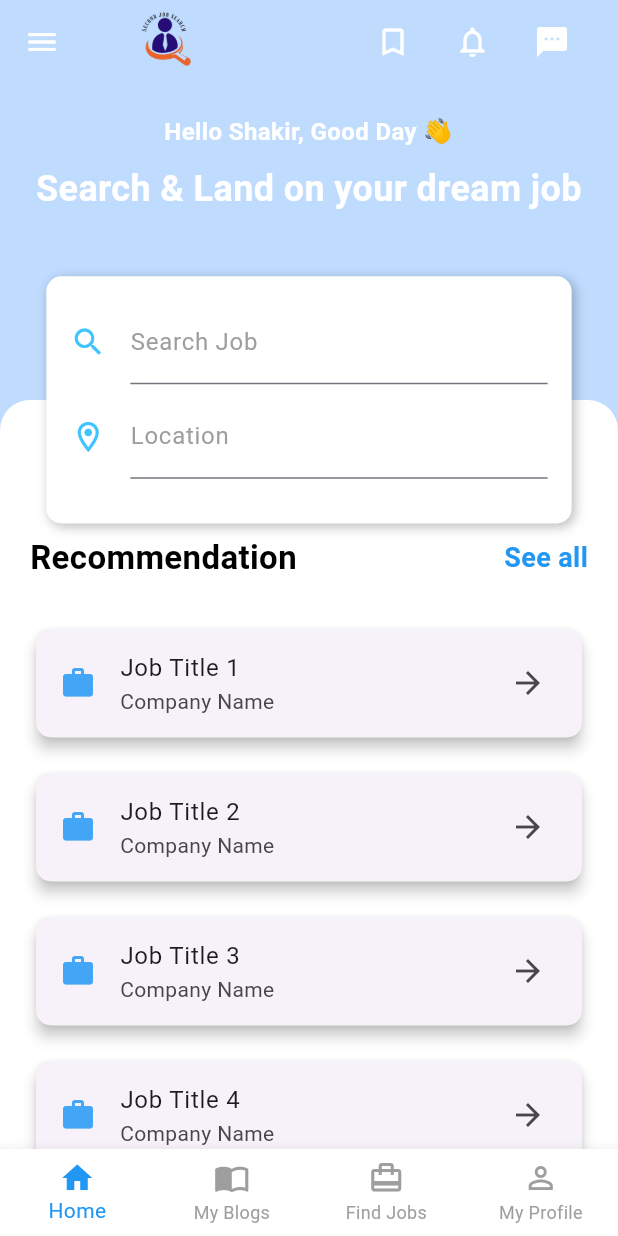
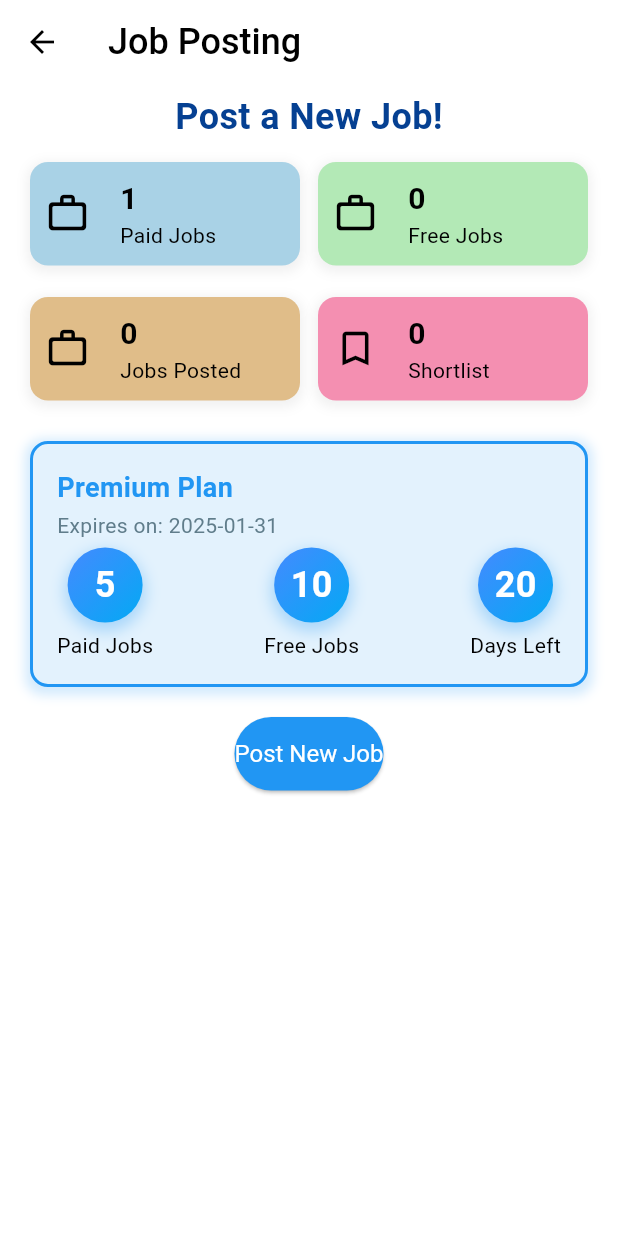
Before and after one commit to Praveen919/Second_Job_Search, a Flutter app: the screen it shows after launch, on a phone screen of 412 x 824 dp. Run offline on Flutter 3.47's test engine with Material 3 defaults, Android fonts, the phone set to English and light mode, and no system bars; our stand-ins replace fl_chart, flutter_spinkit, fluttertoast, font_awesome_flutter, image_picker; missing offline and left inert: flutter_document_picker; project files that could hold a hidden picture were left out.

Commit message:
employeer new job screen Update

```diff
--- a/lib/main.dart
+++ b/lib/main.dart
@@ -1,4 +1,5 @@
 import 'package:flutter/material.dart';
+import 'package:second_job_search/screens/Employee_Screens/post_new_job_screen.dart';
 import 'package:second_job_search/screens/splashscreen.dart';
 // import 'package:second_job_search/screens/login.dart';
 
@@ -17,7 +18,7 @@ class MyApp extends StatelessWidget {
       theme: ThemeData(
         primarySwatch: Colors.blue, // Sets the primary color of your app
       ),
-      home: const SplashScreen(), // Sets LoginScreen as the home screen
+      home: const EmplpoyeerNewJob(), // Sets LoginScreen as the home screen
     );
   }
 }
--- /dev/null
+++ b/lib/screens/Employee_Screens/post_new_job_screen.dart
@@ -0,0 +1,495 @@
+import 'package:flutter/material.dart';
+import 'package:fl_chart/fl_chart.dart';
+import 'package:second_job_search/screens/notifications_screen.dart';
+
+class EmplpoyeerNewJob extends StatelessWidget {
+  const EmplpoyeerNewJob({super.key});
+
+  // Reusable Container Widget for Job Info
+  Widget _buildInfoContainer({
+    required IconData icon,
+    required String count,
+    required String label,
+    required Color iconColor,
+    required double containerWidth,
+    required Color backgroundColor,
+  }) {
+    return Container(
+      width: containerWidth,
+      margin: const EdgeInsets.symmetric(vertical: 8),
+      padding: const EdgeInsets.symmetric(vertical: 10, horizontal: 10),
+      decoration: BoxDecoration(
+        color: backgroundColor,
+        borderRadius: BorderRadius.circular(12),
+        boxShadow: [
+          BoxShadow(
+            color: Colors.grey.withOpacity(0.15),
+            spreadRadius: 2,
+            blurRadius: 6,
+            offset: const Offset(0, 2),
+          ),
+        ],
+      ),
+      child: Row(
+        mainAxisAlignment: MainAxisAlignment.start,
+        children: [
+          Icon(
+            icon,
+            size: 30,
+            color: iconColor,
+          ),
+          const SizedBox(width: 20),
+          Column(
+            crossAxisAlignment: CrossAxisAlignment.start,
+            children: [
+              Text(
+                count,
+                style: TextStyle(
+                  fontWeight: FontWeight.bold,
+                  fontSize: 20,
+                  color: iconColor,
+                ),
+              ),
+              Text(
+                label,
+                style: const TextStyle(
+                  fontWeight: FontWeight.w400,
+                  fontSize: 14,
+                  color: Colors.black,
+                ),
+              ),
+            ],
+          ),
+        ],
+      ),
+    );
+  }
+
+  // Plan Detail Widget
+  Widget _buildPlanDetails({
+    required String planName,
+    required String remainingJobs,
+    required String remainingFreeJobs,
+    required String remainingDays,
+    required String expiryDate,
+  }) {
+    return Container(
+      margin: const EdgeInsets.only(top: 14),
+      padding: const EdgeInsets.all(16),
+      decoration: BoxDecoration(
+        color: Colors.blue[50],
+        borderRadius: BorderRadius.circular(12),
+        border: Border.all(color: Colors.blue, width: 2),
+        boxShadow: [
+          BoxShadow(
+            color: Colors.blue.withOpacity(0.2),
+            spreadRadius: 3,
+            blurRadius: 6,
+            offset: const Offset(0, 2),
+          ),
+        ],
+      ),
+      child: Column(
+        crossAxisAlignment: CrossAxisAlignment.start,
+        children: [
+          Text(
+            planName,
+            style: const TextStyle(
+              fontWeight: FontWeight.bold,
+              fontSize: 18,
+              color: Colors.blue,
+            ),
+          ),
+          const SizedBox(height: 2),
+          Text(
+            'Expires on: $expiryDate',
+            style: const TextStyle(
+              fontWeight: FontWeight.w400,
+              fontSize: 14,
+              color: Colors.blueGrey,
+            ),
+          ),
+          const SizedBox(height: 5),
+          Row(
+            mainAxisAlignment: MainAxisAlignment.spaceBetween,
+            children: [
+              _buildCircleWithLabel(remainingJobs, 'Paid Jobs'),
+              _buildCircleWithLabel(remainingFreeJobs, 'Free Jobs'),
+              _buildCircleWithLabel(remainingDays, 'Days Left'),
+            ],
+          ),
+        ],
+      ),
+    );
+  }
+
+  // Reusable circle with number and label widget
+  Widget _buildCircleWithLabel(String number, String label) {
+    return Column(
+      mainAxisAlignment: MainAxisAlignment.center,
+      children: [
+        Container(
+          alignment: Alignment.center,
+          width: 50,
+          height: 50,
+          decoration: BoxDecoration(
+            shape: BoxShape.circle,
+            gradient: LinearGradient(
+              colors: [Colors.blueAccent, Colors.lightBlue],
+              begin: Alignment.topLeft,
+              end: Alignment.bottomRight,
+            ),
+            boxShadow: [
+              BoxShadow(
+                color: Colors.blue.withOpacity(0.3),
+                spreadRadius: 2,
+                blurRadius: 8,
+                offset: const Offset(0, 4),
+              ),
+            ],
+          ),
+          child: Text(
+            number,
+            style: const TextStyle(
+              fontWeight: FontWeight.bold,
+              fontSize: 24,
+              color: Colors.white,
+            ),
+          ),
+        ),
+        const SizedBox(height: 5),
+        Text(
+          label,
+          style: const TextStyle(
+            fontWeight: FontWeight.w400,
+            fontSize: 14,
+            color: Colors.black,
+          ),
+        ),
+      ],
+    );
+  }
+
+  @override
+  Widget build(BuildContext context) {
+    final screenWidth = MediaQuery.of(context).size.width;
+
+    return Scaffold(
+      backgroundColor: Colors.white,
+      appBar: AppBar(
+        backgroundColor: Colors.white,
+        elevation: 0,
+        leading: IconButton(
+          icon: const Icon(Icons.arrow_back, color: Colors.black),
+          onPressed: () {
+            Navigator.pop(context);
+          },
+        ),
+        title: const Text(
+          'Job Posting',
+          style: TextStyle(
+            color: Colors.black,
+            fontSize: 24,
+            fontWeight: FontWeight.w500,
+          ),
+        ),
+      ),
+      body: SingleChildScrollView(
+        scrollDirection: Axis.vertical,
+        child: Padding(
+          padding: const EdgeInsets.symmetric(horizontal: 20),
+          child: Column(
+            children: [
+              const SizedBox(height: 5),
+              const Text(
+                'Post a New Job!',
+                style: TextStyle(
+                  fontWeight: FontWeight.bold,
+                  fontSize: 24,
+                  color: Color.fromARGB(255, 5, 64, 146),
+                ),
+              ),
+              const SizedBox(height: 5),
+              Row(
+                mainAxisAlignment: MainAxisAlignment.spaceBetween,
+                children: [
+                  Expanded(
+                    child: _buildInfoContainer(
+                      icon: Icons.work_outline_rounded,
+                      count: '1',
+                      label: 'Paid Jobs',
+                      iconColor: Colors.black,
+                      backgroundColor: const Color.fromARGB(255, 169, 210, 230),
+                      containerWidth: screenWidth * 0.45,
+                    ),
+                  ),
+                  const SizedBox(width: 12),
+                  Expanded(
+                    child: _buildInfoContainer(
+                      icon: Icons.work_outline_rounded,
+                      count: '0',
+                      label: 'Free Jobs',
+                      iconColor: Colors.black,
+                      backgroundColor: const Color.fromARGB(255, 179, 233, 182),
+                      containerWidth: screenWidth * 0.45,
+                    ),
+                  ),
+                ],
+              ),
+              const SizedBox(height: 5),
+              Row(
+                mainAxisAlignment: MainAxisAlignment.spaceBetween,
+                children: [
+                  Expanded(
+                    child: _buildInfoContainer(
+                      icon: Icons.work_outline_rounded,
+                      count: '0',
+                      label: 'Jobs Posted',
+                      iconColor: Colors.black,
+                      backgroundColor: const Color.fromARGB(255, 224, 189, 137),
+                      containerWidth: screenWidth * 0.45,
+                    ),
+                  ),
+                  const SizedBox(width: 12),
+                  Expanded(
+                    child: _buildInfoContainer(
+                      icon: Icons.bookmark_outline,
+                      count: '0',
+                      label: 'Shortlist',
+                      iconColor: Colors.black,
+                      backgroundColor: Colors.pink[200]!,
+                      containerWidth: screenWidth * 0.45,
+                    ),
+                  ),
+                ],
+              ),
+              const SizedBox(height: 5),
+              // Plan Details Section
+              _buildPlanDetails(
+                planName: 'Premium Plan',
+                remainingJobs: '5',
+                remainingFreeJobs: '10',
+                remainingDays: '20',
+                expiryDate: '2025-01-31', // Example expiry date
+              ),
+              const SizedBox(height: 20),
+              // Navigate to PostNewJobScreen
+              ElevatedButton(
+                onPressed: () {
+                  Navigator.push(
+                    context,
+                    MaterialPageRoute(
+                        builder: (context) => const PostNewJobScreen()),
+                  );
+                },
+                child: const Text('Post New Job'),
+                style: ElevatedButton.styleFrom(
+                  foregroundColor: Colors.white,
+                  backgroundColor: Colors.blue,
+                  padding: const EdgeInsets.symmetric(vertical: 15),
+                  textStyle: const TextStyle(fontSize: 16),
+                ),
+              ),
+            ],
+          ),
+        ),
+      ),
+    );
+  }
+}
+
+class PostNewJobScreen extends StatefulWidget {
+  const PostNewJobScreen({super.key});
+
+  @override
+  _PostNewJobScreenState createState() => _PostNewJobScreenState();
+}
+
+class _PostNewJobScreenState extends State<PostNewJobScreen> {
+  final _formKey = GlobalKey<FormState>();
+  String _jobTitle = '';
+  String _jobDescription = '';
+  String _salary = '';
+  String _jobType = 'Paid'; // Default to Paid Job
+
+  // Function to handle form submission
+  void _submitJob() {
+    if (_formKey.currentState?.validate() ?? false) {
+      // Here, you can perform your job post action (e.g., API call)
+      print('Job Title: $_jobTitle');
+      print('Description: $_jobDescription');
+      print('Salary: $_salary');
+      print('Job Type: $_jobType');
+      // Clear the form after submitting
+      _formKey.currentState?.reset();
+    }
+  }
+
+  // Job Type Dropdown
+  Widget _buildJobTypeDropdown() {
+    return DropdownButtonFormField<String>(
+      value: _jobType,
+      onChanged: (String? newValue) {
+        setState(() {
+          _jobType = newValue!;
+        });
+      },
+      items: ['Paid', 'Free'].map<DropdownMenuItem<String>>((String value) {
+        return DropdownMenuItem<String>(
+          value: value,
+          child: Text(value),
+        );
+      }).toList(),
+      decoration: InputDecoration(
+        labelText: 'Job Type',
+        border: OutlineInputBorder(),
+      ),
+    );
+  }
+
+  @override
+  Widget build(BuildContext context) {
+    return Scaffold(
+      appBar: AppBar(
+        backgroundColor: Colors.blue,
+        title: const Text(
+          'Post a New Job',
+          style: TextStyle(color: Colors.white),
+        ),
+        elevation: 0,
+        leading: IconButton(
+          icon: const Icon(Icons.arrow_back, color: Colors.white),
+          onPressed: () {
+            Navigator.pop(context);
+          },
+        ),
+      ),
+      body: SingleChildScrollView(
+        padding: const EdgeInsets.all(20),
+        child: Form(
+          key: _formKey,
+          child: Column(
+            crossAxisAlignment: CrossAxisAlignment.start,
+            children: [
+              const Text(
+                'Post a New Job!',
+                style: TextStyle(
+                  fontWeight: FontWeight.bold,
+                  fontSize: 24,
+                  color: Colors.blue,
+                ),
+              ),
+              const SizedBox(height: 20),
+
+              // Job Title Field
+              TextFormField(
+                decoration: const InputDecoration(
+                  labelText: 'Job Title',
+                  border: OutlineInputBorder(),
+                ),
+                onChanged: (value) {
+                  setState(() {
+                    _jobTitle = value;
+                  });
+                },
+                validator: (value) {
+                  if (value == null || value.isEmpty) {
+                    return 'Please enter a job title';
+                  }
+                  return null;
+                },
+              ),
+              const SizedBox(height: 16),
+
+              // Job Description Field
+              TextFormField(
+                decoration: const InputDecoration(
+                  labelText: 'Job Description',
+                  border: OutlineInputBorder(),
+                ),
+                onChanged: (value) {
+                  setState(() {
+                    _jobDescription = value;
+                  });
+                },
+                validator: (value) {
+                  if (value == null || value.isEmpty) {
+                    return 'Please enter a job description';
+                  }
+                  return null;
+                },
+                maxLines: 5,
+              ),
+              const SizedBox(height: 16),
+
+              // Salary Field
+              TextFormField(
+                decoration: const InputDecoration(
+                  labelText: 'Salary (in \$)',
+                  border: OutlineInputBorder(),
+                ),
+                onChanged: (value) {
+                  setState(() {
+                    _salary = value;
+                  });
+                },
+                validator: (value) {
+                  if (value == null || value.isEmpty) {
+                    return 'Please enter a salary';
+                  }
+                  return null;
+                },
+                keyboardType: TextInputType.number,
+              ),
+              const SizedBox(height: 16),
+
+              // Job Type Dropdown
+              _buildJobTypeDropdown(),
+              const SizedBox(height: 20),
+
+              // Buttons for posting the job
+              Row(
+                mainAxisAlignment: MainAxisAlignment.spaceBetween,
+                children: [
+                  Expanded(
+                    child: ElevatedButton(
+                      onPressed: () {
+                        if (_formKey.currentState?.validate() ?? false) {
+                          // Post Free Job
+                          setState(() {
+                            _jobType = 'Free';
+                          });
+                          _submitJob();
+                        }
+                      },
+                      style: ElevatedButton.styleFrom(
+                          backgroundColor: Colors.green),
+                      child: const Text('Post Free Job'),
+                    ),
+                  ),
+                  const SizedBox(width: 10),
+                  Expanded(
+                    child: ElevatedButton(
+                      onPressed: () {
+                        if (_formKey.currentState?.validate() ?? false) {
+                          // Post Paid Job
+                          setState(() {
+                            _jobType = 'Paid';
+                          });
+                          _submitJob();
+                        }
+                      },
+                      style: ElevatedButton.styleFrom(
+                          backgroundColor: Colors.blue),
+                      child: const Text('Post Paid Job'),
+                    ),
+                  ),
+                ],
+              ),
+            ],
+          ),
+        ),
+      ),
+    );
+  }
+}
```
